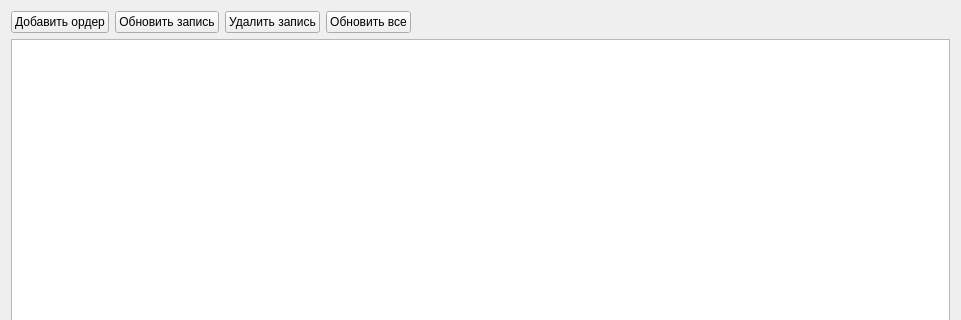
Before: the Qt Designer form Orders/orderwidget.ui in Sakton/CONVEYANCE_QV1, drawn with Qt 5; both pictures show x 0 to 961 and y 0 to 320 of the 961 by 566 pixel window.
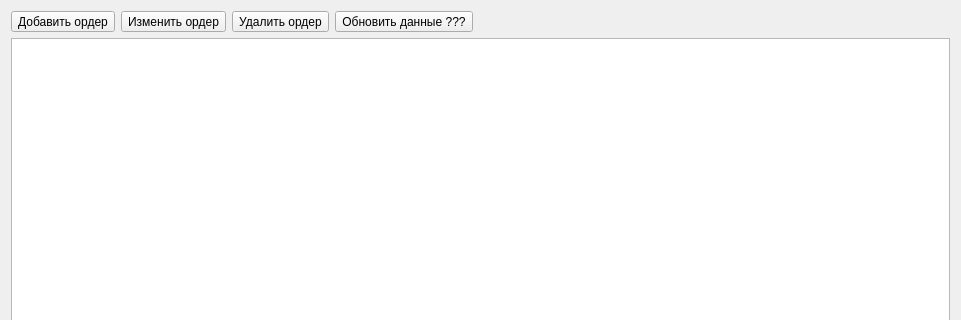
After: the same form once the commit is applied. Custom widgets are drawn as their Qt base class.

Diff of the .ui file:
```diff
--- a/Orders/orderwidget.ui
+++ b/Orders/orderwidget.ui
@@ -19,30 +19,30 @@
      <item>
       <layout class="QHBoxLayout" name="horizontalLayout">
        <item>
-        <widget class="QPushButton" name="pushButtonAddNewOrder">
+        <widget class="QToolButton" name="toolButtonAddNewOrder">
          <property name="text">
           <string>Добавить ордер</string>
          </property>
         </widget>
        </item>
        <item>
-        <widget class="QPushButton" name="pushButton">
+        <widget class="QToolButton" name="toolButtonUpdateOrder">
          <property name="text">
-          <string>Обновить запись</string>
+          <string>Изменить ордер</string>
          </property>
         </widget>
        </item>
        <item>
-        <widget class="QPushButton" name="pushButton_2">
+        <widget class="QToolButton" name="toolButtonDeleteOrder">
          <property name="text">
-          <string>Удалить запись</string>
+          <string>Удалить ордер</string>
          </property>
         </widget>
        </item>
        <item>
-        <widget class="QPushButton" name="pushButton_3">
+        <widget class="QToolButton" name="toolButtonUpdateTable">
          <property name="text">
-          <string>Обновить все</string>
+          <string>Обновить данные ???</string>
          </property>
         </widget>
        </item>
@@ -81,6 +81,9 @@
        <property name="textElideMode">
         <enum>Qt::ElideNone</enum>
        </property>
+       <property name="gridStyle">
+        <enum>Qt::DotLine</enum>
+       </property>
        <property name="sortingEnabled">
         <bool>true</bool>
        </property>
@@ -91,7 +94,7 @@
         <number>400</number>
        </attribute>
        <attribute name="horizontalHeaderStretchLastSection">
-        <bool>false</bool>
+        <bool>true</bool>
        </attribute>
        <attribute name="verticalHeaderCascadingSectionResizes">
         <bool>true</bool>
```
Left out of the diff: 3 changed lines with no effect on the pictures.
